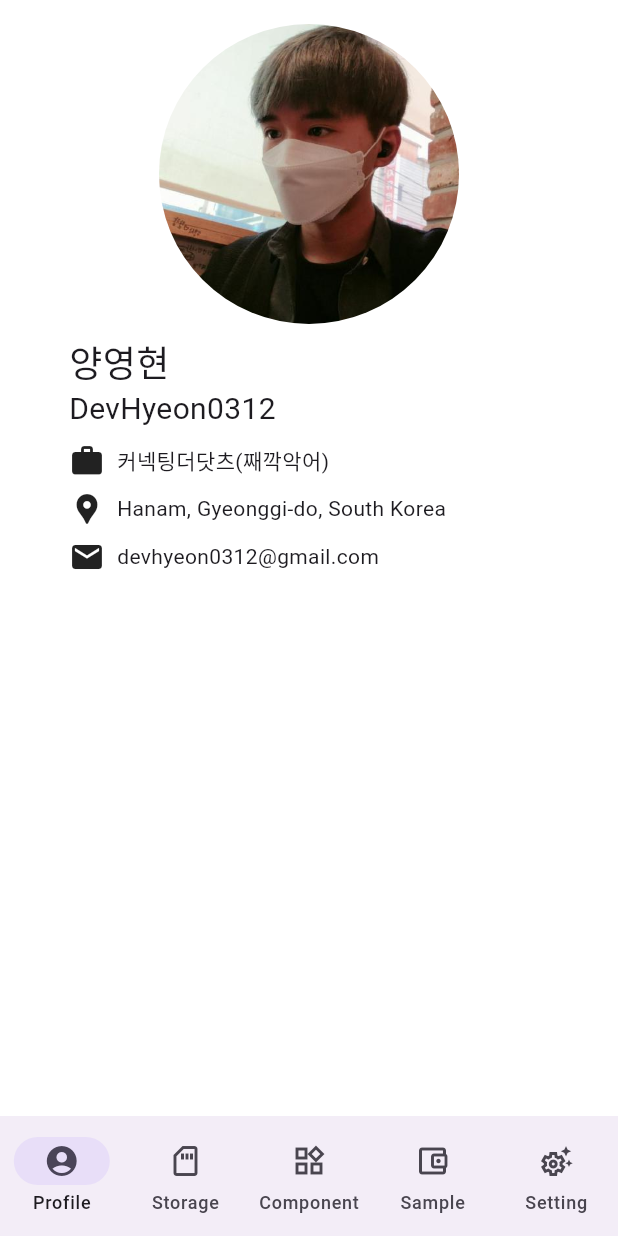
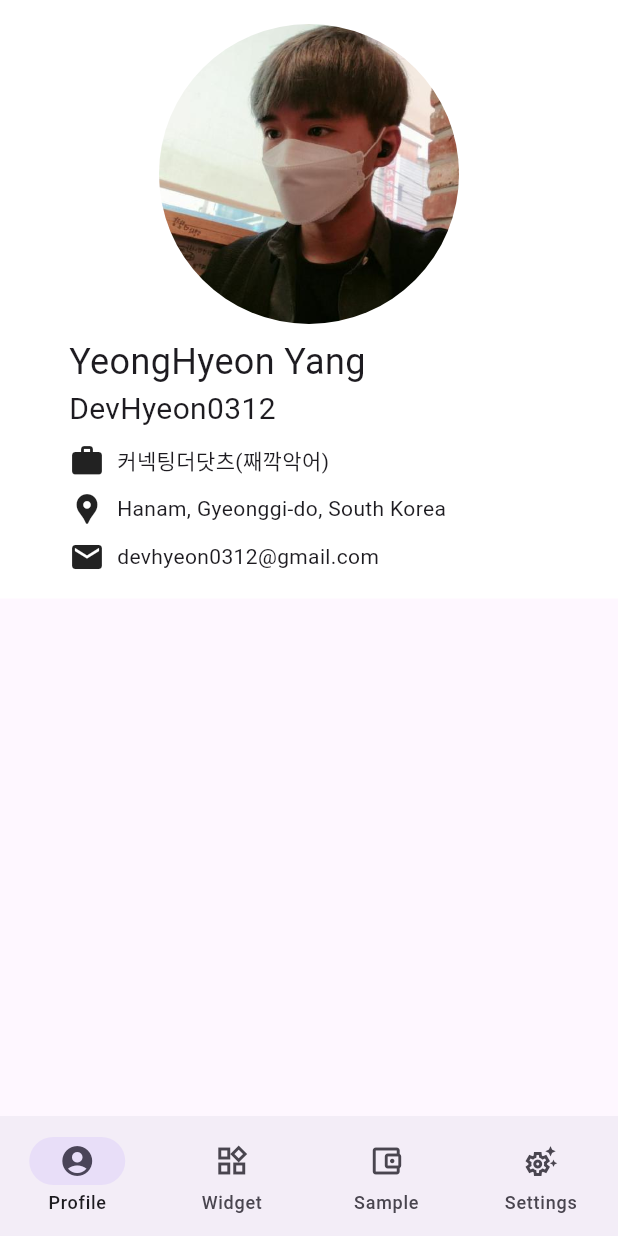
Before and after one commit to DevHyeon0312/devhyeon_tools, a Flutter app: the screen it shows after launch, on a phone screen of 412 x 824 dp. Run offline on Flutter 3.47's test engine with Material 3 defaults, Android fonts, the light colour scheme and no system bars; our stand-ins replace flutter_localization; missing offline and left inert: flutter_syntax_view.

Commit message:
- 언어셋팅

```diff
--- a/lib/application/app.dart
+++ b/lib/application/app.dart
@@ -1,9 +1,45 @@
 import 'package:devhyeon_tools/application/navigation_drawer.dart';
 import 'package:devhyeon_tools/application/router.dart';
+import 'package:devhyeon_tools/locale/locale_code.dart';
+import 'package:devhyeon_tools/locale/locale_string.dart';
 import 'package:flutter/material.dart';
+import 'package:flutter_localization/flutter_localization.dart';
 
-class NavigationDrawerApp extends StatelessWidget {
+class NavigationDrawerApp extends StatefulWidget {
   const NavigationDrawerApp({super.key});
+
+  @override
+  State<NavigationDrawerApp> createState() => _NavigationDrawerAppState();
+}
+
+class _NavigationDrawerAppState extends State<NavigationDrawerApp> {
+  final FlutterLocalization _localization = FlutterLocalization.instance;
+  @override
+  void initState() {
+    _localization.init(
+      mapLocales: [
+        const MapLocale(
+          LocalCode.english,
+          LocaleString.en,
+          countryCode: 'US',
+          fontFamily: 'Font EN',
+        ),
+        const MapLocale(
+          LocalCode.korea,
+          LocaleString.kr,
+          countryCode: 'KR',
+          fontFamily: 'Font KR',
+        ),
+      ],
+      initLanguageCode: 'en',
+    );
+    _localization.onTranslatedLanguage = _onTranslatedLanguage;
+    super.initState();
+  }
+
+  void _onTranslatedLanguage(Locale? locale) {
+    setState(() {});
+  }
 
   @override
   Widget build(BuildContext context) {
@@ -12,6 +48,8 @@ class NavigationDrawerApp extends StatelessWidget {
       theme: ThemeData(useMaterial3: true),
       home: const NavigationDrawerWidget(),
       routes: appRoutes,
+      localizationsDelegates: _localization.localizationsDelegates,
+      supportedLocales: _localization.supportedLocales,
     );
   }
 }
--- a/lib/application/destination.dart
+++ b/lib/application/destination.dart
@@ -1,8 +1,11 @@
 import 'package:devhyeon_tools/application/router.dart';
+import 'package:devhyeon_tools/extention/locale_extention.dart';
+import 'package:devhyeon_tools/locale/locale_string.dart';
 import 'package:devhyeon_tools/ui/page/component/component_page.dart';
 import 'package:devhyeon_tools/ui/page/profile/profile_page.dart';
 import 'package:devhyeon_tools/ui/page/sample/sample_page.dart';
 import 'package:devhyeon_tools/ui/page/setting/font/font_page.dart';
+import 'package:devhyeon_tools/ui/page/setting/language/language_page.dart';
 import 'package:devhyeon_tools/ui/page/setting/setting_page.dart';
 import 'package:devhyeon_tools/ui/page/storage/storage_page.dart';
 import 'package:flutter/material.dart';
@@ -60,51 +63,57 @@ const List<MainDestination> destinations = <MainDestination>[
     index: 0,
     routeName: '',
     page: ProfilePage(),
-    label: 'Profile',
+    label:LocaleString.destinationProfile,
     defaultIcon: Icon(Icons.account_circle_outlined),
     selectedIcon:Icon(Icons.account_circle),
     subItems: [],
   ),
+  // MainDestination(
+  //   index: 1,
+  //   routeName: '',
+  //   page: StoragePage(),
+  //   label: LocaleString.destinationStorage,
+  //   defaultIcon: Icon(Icons.sd_storage_outlined),
+  //   selectedIcon:Icon(Icons.sd_storage),
+  //   subItems: [],
+  // ),
   MainDestination(
     index: 1,
     routeName: '',
-    page: StoragePage(),
-    label: 'Storage',
-    defaultIcon: Icon(Icons.sd_storage_outlined),
-    selectedIcon:Icon(Icons.sd_storage),
-    subItems: [],
-  ),
-  MainDestination(
-    index: 2,
-    routeName: '',
-    label: 'Component',
+    label: LocaleString.destinationComponent,
     page: ComponentPage(),
     defaultIcon: Icon(Icons.widgets_outlined),
     selectedIcon:Icon(Icons.widgets),
     subItems: [],
   ),
   MainDestination(
-    index: 3,
+    index: 2,
     routeName: '',
-    label: 'Sample',
+    label: LocaleString.destinationSample,
     page: SamplePage(),
     defaultIcon: Icon(Icons.account_balance_wallet_outlined),
     selectedIcon:Icon(Icons.account_balance_wallet),
     subItems: [],
   ),
   MainDestination(
-    index: 4,
+    index: 3,
     routeName: '',
     page: SettingPage(),
-    label: 'Setting',
+    label: LocaleString.destinationSettings,
     defaultIcon: Icon(Icons.settings_suggest_outlined),
     selectedIcon:Icon(Icons.settings_suggest),
     subItems: [
       SubDestination(
         index: 0,
+        routeName: RouteName.settingLanguage,
+        page: LanguagePage(),
+        label: LocaleString.subDestinationLanguage,
+      ),
+      SubDestination(
+        index: 1,
         routeName: RouteName.settingFont,
         page: FontPage(),
-        label: 'Font',
+        label: LocaleString.subDestinationFont,
       ),
     ],
   ),
--- a/lib/application/navigation_drawer.dart
+++ b/lib/application/navigation_drawer.dart
@@ -1,4 +1,5 @@
 import 'package:devhyeon_tools/application/destination.dart';
+import 'package:devhyeon_tools/extention/locale_extention.dart';
 import 'package:devhyeon_tools/ui/app_bar/dynamic_app_bar.dart';
 import 'package:devhyeon_tools/utils/device_info.dart';
 import 'package:flutter/material.dart';
@@ -72,10 +73,10 @@ class _NavigationDrawerWidgetState extends State<NavigationDrawerWidget> {
         destinations: destinations.map(
               (MainDestination destination) {
             return NavigationDestination(
-              label: destination.label,
+              label: context.getLocaleString(destination.label),
               icon: destination.defaultIcon,
               selectedIcon: destination.selectedIcon,
-              tooltip: destination.label,
+              tooltip: null,
               enabled: true,
             );
           },
@@ -95,7 +96,7 @@ class _NavigationDrawerWidgetState extends State<NavigationDrawerWidget> {
               if (mainDestination.subItems.isNotEmpty) {
                 return ExpansionTile(
                   title: Text(
-                    mainDestination.label,
+                    context.getLocaleString(mainDestination.label),
                     style: const TextStyle(
                       fontSize: 18,
                     ),
@@ -104,7 +105,7 @@ class _NavigationDrawerWidgetState extends State<NavigationDrawerWidget> {
                   children: mainDestination.subItems.map((subDestination) {
                     return ListTile(
                       title: Text(
-                        subDestination.label,
+                        context.getLocaleString(subDestination.label),
                         style: const TextStyle(
                           fontSize: 14,
                         ),
@@ -122,7 +123,7 @@ class _NavigationDrawerWidgetState extends State<NavigationDrawerWidget> {
               } else {
                 return ListTile(
                   title: Text(
-                    mainDestination.label,
+                    context.getLocaleString(mainDestination.label),
                     style: const TextStyle(
                       fontSize: 18,
                     ),
--- a/lib/component/chip/label_chip.dart
+++ b/lib/component/chip/label_chip.dart
@@ -26,6 +26,7 @@ class LabelChip extends StatelessWidget {
     text.isNotEmpty,
     'Text should not be empty.',
   );
+
   final String text;
   final TextStyle? textStyle;
   final BorderRadius? borderRadius;
--- /dev/null
+++ b/lib/locale/locale_code.dart
@@ -0,0 +1,4 @@
+mixin LocalCode {
+  static const english = 'en';
+  static const korea = 'kr';
+}
--- /dev/null
+++ b/lib/locale/locale_string.dart
@@ -0,0 +1,58 @@
+mixin LocaleString {
+  static const String destinationProfile = 'destinationProfile';
+  static const String destinationStorage = 'destinationStorage';
+  static const String destinationComponent = 'destinationComponent';
+  static const String destinationSample = 'destinationSample';
+  static const String destinationSettings = 'destinationSettings';
+  static const String subDestinationLanguage = 'subDestinationLanguage';
+  static const String subDestinationFont = 'subDestinationFont';
+
+  static const String profileUserName = 'profileUserName';
+  static const String profileCompany = 'profileCompany';
+  static const String profileUserNickName = 'profileUserNickName';
+  static const String profileLocation = 'profileLocation';
+  static const String profileEmail= 'profileEmail';
+
+  static const String settingsLanguage = 'settingsLanguage';
+  static const String settingsFont = 'settingsFont';
+
+  static const Map<String, dynamic> en = {
+    /// Navigation Tab ///
+    destinationProfile: 'Profile',
+    destinationStorage: 'Storage',
+    destinationComponent: 'Widget',
+    destinationSample: 'Sample',
+    destinationSettings: 'Settings',
+    subDestinationLanguage: 'Language',
+    subDestinationFont: 'Font',
+    /// Profile ///
+    profileUserName: 'YeongHyeon Yang',
+    profileUserNickName: 'DevHyeon0312',
+    profileCompany: '커넥팅더닷츠(째깍악어)',
+    profileLocation: 'Hanam, Gyeonggi-do, South Korea',
+    profileEmail: 'devhyeon0312@gmail.com',
+    /// Settings ///
+    settingsLanguage : 'Language',
+    settingsFont: 'Font',
+  };
+
+  static const Map<String, dynamic> kr = {
+    /// Navigation Tab ///
+    destinationProfile: '프로필',
+    destinationStorage: '저장공간',
+    destinationComponent: '위젯',
+    destinationSample: '예제',
+    destinationSettings: '설정',
+    subDestinationLanguage: '언어',
+    subDestinationFont: '폰트',
+    /// Profile ///
+    profileUserName: '양영현',
+    profileCompany: '커넥팅더닷츠(째깍악어)',
+    profileUserNickName: 'DevHyeon0312',
+    profileLocation: '경기도 하남시',
+    profileEmail: 'devhyeon0312@gmail.com',
+    /// Settings ///
+    settingsLanguage : 'Language',
+    settingsFont: 'Font',
+  };
+}
--- a/lib/ui/page/profile/profile_page.dart
+++ b/lib/ui/page/profile/profile_page.dart
@@ -1,4 +1,8 @@
+import 'package:devhyeon_tools/extention/locale_extention.dart';
+import 'package:devhyeon_tools/locale/locale_code.dart';
+import 'package:devhyeon_tools/locale/locale_string.dart';
 import 'package:flutter/material.dart';
+import 'package:flutter_localization/flutter_localization.dart';
 
 class ProfilePage extends StatefulWidget {
   const ProfilePage({super.key});
@@ -8,13 +12,34 @@ class ProfilePage extends StatefulWidget {
 }
 
 class _ProfilePageState extends State<ProfilePage> {
+  final FlutterLocalization _localization = FlutterLocalization.instance;
+
+  void updateTranslate() async {
+    Future.delayed(
+      Duration(seconds: 2),
+        () {
+          _localization.translate(LocalCode.korea, save: false);
+        }
+    );
+  }
+
+  @override
+  void initState() {
+    super.initState();
+    // _localization.translate(LocalCode.english, save: false);
+    // updateTranslate();
+  }
+
   @override
   Widget build(BuildContext context) {
     return SafeArea(
       child: Container(
         padding: const EdgeInsets.all(16),
         color: Colors.white,
-        alignment: Alignment.center,
+        child: SingleChildScrollView(
+          child: Container(
+            width: double.infinity,
+            alignment: Alignment.topCenter,
             child: Column(
               children: [
                 Container(
@@ -25,61 +50,69 @@ class _ProfilePageState extends State<ProfilePage> {
                     child: Image.asset('assets/images/profile.jpeg'),
                   ),
                 ),
-            SizedBox(height: 8,),
-            Container(
+                const SizedBox(height: 8,),
+                SizedBox(
                   width: 320,
                   child: Text(
-                '양영현',
-                style: TextStyle(
+                    context.getLocaleString(LocaleString.profileUserName),
+                    style: const TextStyle(
                       fontSize: 24.0,
                     ),
                   ),
                 ),
-            Container(
+                SizedBox(
                   width: 320,
                   child: Text(
-                'DevHyeon0312',
-                style: TextStyle(
+                    context.getLocaleString(LocaleString.profileUserNickName),
+                    style: const TextStyle(
                       fontSize: 20.0,
                     ),
                   ),
                 ),
-            SizedBox(height: 8,),
-            Container(
+                const SizedBox(height: 8,),
+                SizedBox(
                   width: 320,
                   child: Row(
                     children: [
-                  Icon(Icons.work),
-                  SizedBox(width: 8,),
-                  Text('커넥팅더닷츠(째깍악어)')
+                      const Icon(Icons.work),
+                      const SizedBox(width: 8,),
+                      Text(
+                        context.getLocaleString(LocaleString.profileCompany),
+                      )
                     ],
                   ),
                 ),
-            SizedBox(height: 8,),
-            Container(
+                const SizedBox(height: 8,),
+                SizedBox(
                   width: 320,
                   child: Row(
                     children: [
-                  Icon(Icons.location_pin),
-                  SizedBox(width: 8,),
-                  Text('Hanam, Gyeonggi-do, South Korea')
+                      const Icon(Icons.location_pin),
+                      const SizedBox(width: 8,),
+                      Text(
+                        context.getLocaleString(LocaleString.profileLocation),
+                      )
                     ],
                   ),
                 ),
-            SizedBox(height: 8,),
-            Container(
+                const SizedBox(height: 8,),
+                SizedBox(
                   width: 320,
                   child: Row(
                     children: [
-                  Icon(Icons.email),
-                  SizedBox(width: 8,),
-                  Text('devhyeon0312@gmail.com')
+                      const Icon(Icons.email),
+                      const SizedBox(width: 8,),
+                      Text(
+                        context.getLocaleString(LocaleString.profileEmail),
+                      )
                     ],
                   ),
                 ),
               ],
             ),
           ),
+        ),
+      ),
     );
   }
 }
--- a/pubspec.yaml
+++ b/pubspec.yaml
@@ -10,7 +10,9 @@ environment:
 dependencies:
   flutter:
     sdk: flutter
-
+  flutter_localization: ^0.2.0
+  intl: any
+  flutter_syntax_view: ^4.0.0
   cupertino_icons: ^1.0.2
   flutter_adaptive_scaffold: ^0.1.7+1
 
```
Also changed, not shown: lib/application/router.dart (+10 -0 lines), lib/extention/locale_extention.dart (added, +11 -0 lines), lib/ui/page/component/component_page.dart (+1 -12 lines), lib/ui/page/component/detail/label_chip_code_page.dart (added, +113 -0 lines), lib/ui/page/component/widget/component_list_item_widget.dart (+8 -1 lines), lib/ui/page/setting/language/language_page.dart (added, +28 -0 lines), lib/ui/page/setting/setting_page.dart (+25 -4 lines), lib/ui/page/setting/widget/setting_list_item_widget.dart (added, +49 -0 lines), pubspec.lock, 4 other files. Lines whose indentation alone changed are shown as unchanged.
